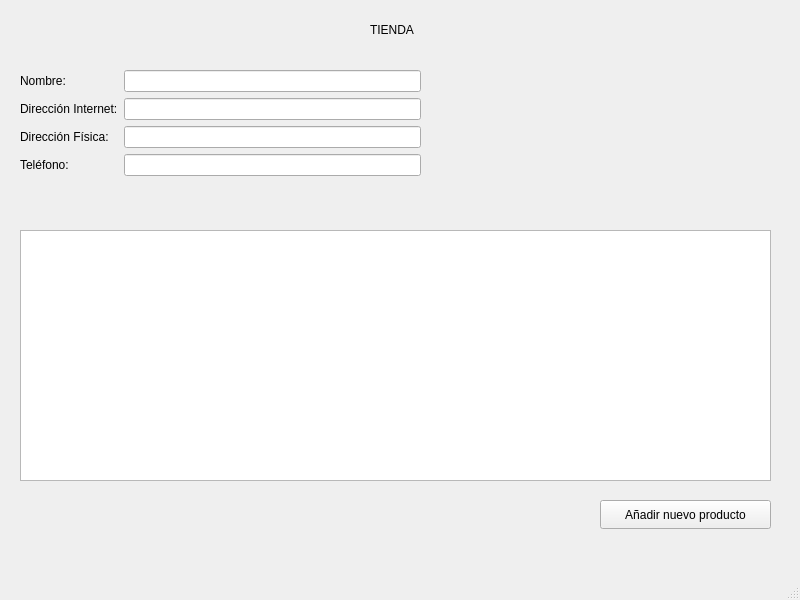
Qt form tiendaAdministrada/src/ui/mainwindow.ui (RojasSancho/TareaProgramada4-C16882) before a commit.
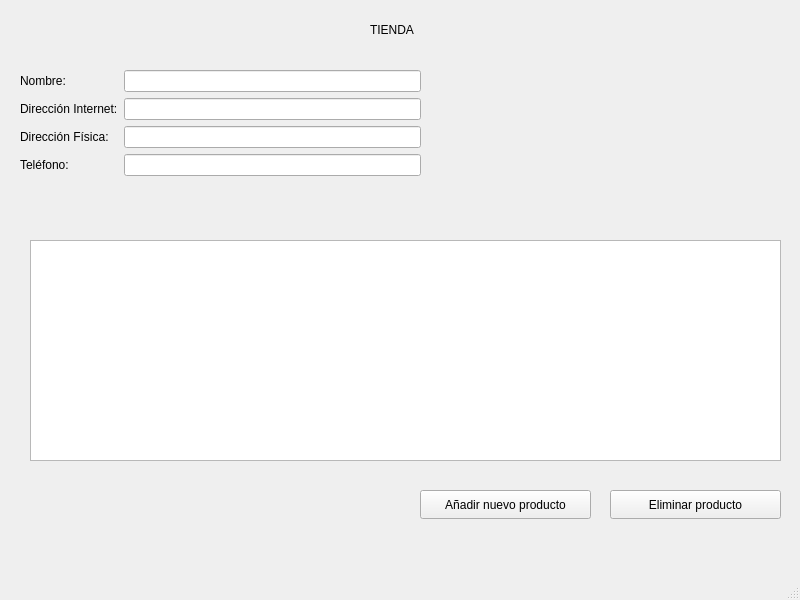
The same form after that commit.

Commit message: Haciendo eliminar producto

```diff
--- a/tiendaAdministrada/src/ui/mainwindow.ui
+++ b/tiendaAdministrada/src/ui/mainwindow.ui
@@ -79,29 +79,42 @@
      <string>TIENDA</string>
     </property>
    </widget>
-   <widget class="QPushButton" name="btnNuevoProducto">
-    <property name="geometry">
-     <rect>
-      <x>600</x>
-      <y>500</y>
-      <width>171</width>
-      <height>29</height>
-     </rect>
-    </property>
-    <property name="text">
-     <string>Añadir nuevo producto</string>
-    </property>
-   </widget>
    <widget class="QListWidget" name="listProductosDeTienda">
     <property name="geometry">
      <rect>
-      <x>20</x>
-      <y>230</y>
+      <x>30</x>
+      <y>240</y>
       <width>751</width>
-      <height>251</height>
+      <height>221</height>
      </rect>
     </property>
    </widget>
+   <widget class="QPushButton" name="btnNuevoProducto">
+    <property name="geometry">
+     <rect>
+      <x>420</x>
+      <y>490</y>
+      <width>171</width>
+      <height>29</height>
+     </rect>
+    </property>
+    <property name="text">
+     <string>Añadir nuevo producto</string>
+    </property>
+   </widget>
+   <widget class="QPushButton" name="btnEliminarProducto">
+    <property name="geometry">
+     <rect>
+      <x>610</x>
+      <y>490</y>
+      <width>171</width>
+      <height>29</height>
+     </rect>
+    </property>
+    <property name="text">
+     <string>Eliminar producto</string>
+    </property>
+   </widget>
   </widget>
   <widget class="QStatusBar" name="statusbar"/>
  </widget>
```
The commit also changes 7 other files.
